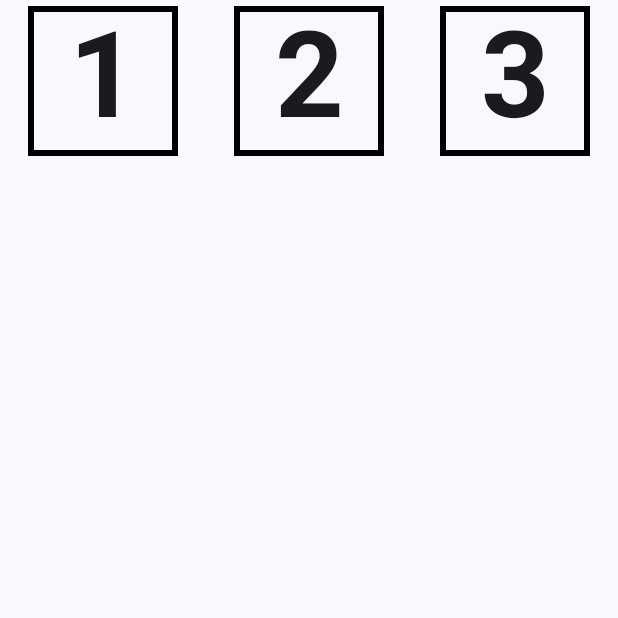
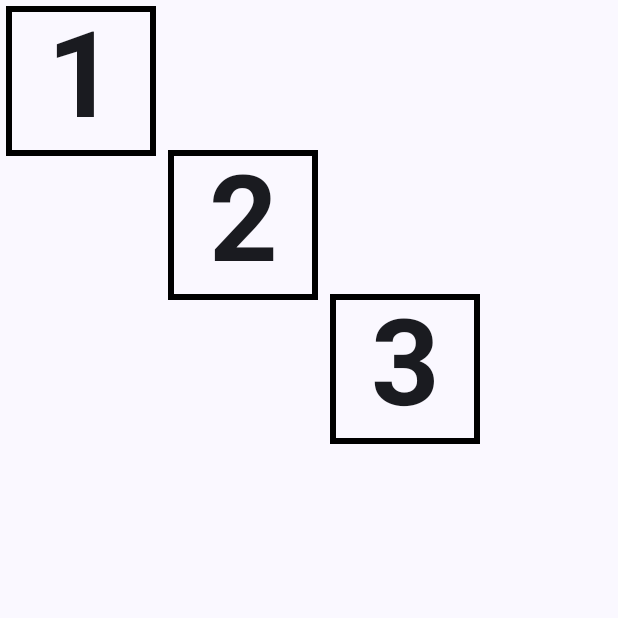
Before and after one commit to sake-2004/mobile_learning_lab3, an Android app built with Jetpack Compose: the screen it shows after launch (MainActivity), on a phone screen of 412 x 824 dp, the top half of it. Run offline under Robolectric (Android 15) with nearby library versions, the phone set to English and light mode, and no system bars.

Commit message:
RowScope align

```diff
--- a/app/src/main/java/com/example/rowcoldemo/MainActivity.kt
+++ b/app/src/main/java/com/example/rowcoldemo/MainActivity.kt
@@ -42,13 +42,10 @@ class MainActivity : ComponentActivity() {
 
 @Composable
 fun MainScreen(modifier: Modifier = Modifier) {
-    Row(
-        horizontalArrangement = Arrangement.SpaceAround,
-        modifier = modifier.width(1000.dp)
-    ) {
-        TextCell("1")
-        TextCell("2")
-        TextCell("3")
+    Row(modifier = modifier.height(300.dp)) {
+        TextCell("1", Modifier.align(Alignment.Top))
+        TextCell("2", Modifier.align(Alignment.CenterVertically))
+        TextCell("3", Modifier.align(Alignment.Bottom))
     }
 }
 
```
